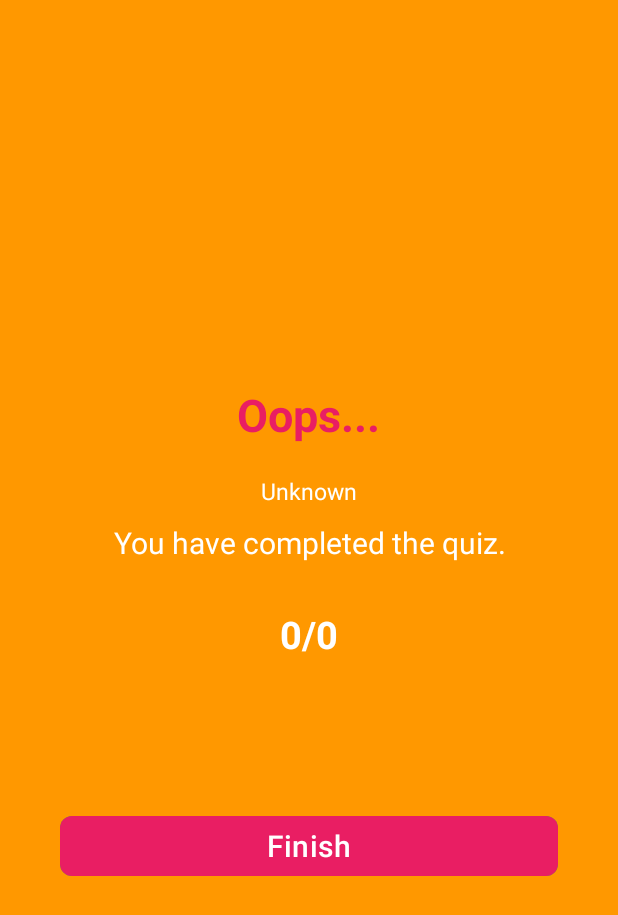
After one commit to ishara-madu/Interactive-Quiz-App, an Android app: the SummeryActivity screen opened directly, with no data from a screen before it, on a phone screen of 412 x 824 dp. The commit adds this screen. Shown: the top 915 px of the screen. Run offline under Robolectric (Android 15) with nearby library versions, the phone set to English and light mode, and no system bars.

Commit message:
modified SummeryActivity.kt

```diff
--- a/app/src/main/java/com/pixeleye/myapplication/MainActivity.kt
+++ b/app/src/main/java/com/pixeleye/myapplication/MainActivity.kt
@@ -2,6 +2,7 @@ package com.pixeleye.myapplication
 
 import android.content.Intent
 import android.os.Bundle
+import android.util.Log
 import android.view.View
 import android.widget.ArrayAdapter
 import android.widget.Button
@@ -24,6 +25,8 @@ class MainActivity : AppCompatActivity() {
                 Toast.makeText(this,"Please enter your name",Toast.LENGTH_SHORT).show()
             }else{
                 val intent = Intent(this,QuestionActivity::class.java)
+                intent.putExtra("name",name.text.toString())
+                finish()
                 startActivity(intent)
             }
         }
--- /dev/null
+++ b/app/src/main/java/com/pixeleye/myapplication/SummeryActivity.kt
@@ -0,0 +1,60 @@
+package com.pixeleye.myapplication
+
+import android.content.Intent
+import android.os.Bundle
+import android.widget.Button
+import android.widget.TextView
+import androidx.activity.enableEdgeToEdge
+import androidx.appcompat.app.AppCompatActivity
+import androidx.core.content.ContextCompat
+import androidx.core.view.ViewCompat
+import androidx.core.view.WindowInsetsCompat
+
+class SummeryActivity : AppCompatActivity() {
+
+    private lateinit var title:TextView
+    private lateinit var name:TextView
+    private lateinit var score:TextView
+    private lateinit var finish:Button
+    override fun onCreate(savedInstanceState: Bundle?) {
+        super.onCreate(savedInstanceState)
+        enableEdgeToEdge()
+        setContentView(R.layout.activity_summery)
+        ViewCompat.setOnApplyWindowInsetsListener(findViewById(R.id.main)) { v, insets ->
+            val systemBars = insets.getInsets(WindowInsetsCompat.Type.systemBars())
+            v.setPadding(systemBars.left, systemBars.top, systemBars.right, systemBars.bottom)
+            insets
+        }
+            title = findViewById(R.id.greeting)
+            name = findViewById(R.id.name)
+            score = findViewById(R.id.score)
+            finish = findViewById(R.id.finish)
+
+        val mark = intent.getIntExtra("score", 0)
+        val total = intent.getIntExtra("total", 0)
+        val user = intent.getStringExtra("name") ?: "Unknown"
+
+        if(mark > total/2){
+        title.text = "Congratulations"
+        name.text = user
+        score.text = "$mark/$total"
+        finish.setOnClickListener{
+            var intent = Intent(this,MainActivity::class.java)
+            startActivity(intent)
+            finish()
+        }
+        }
+        else{
+            title.text = "Oops..."
+            title.setTextColor(ContextCompat.getColor(this,R.color.red))
+            name.text = user
+            score.text = "$mark/$total"
+            finish.setBackgroundColor(ContextCompat.getColor(this,R.color.red))
+            finish.setOnClickListener {
+                var intent = Intent(this, MainActivity::class.java)
+                startActivity(intent)
+                finish()
+            }
+        }
+    }
+}
--- /dev/null
+++ b/app/src/main/res/layout/activity_summery.xml
@@ -0,0 +1,72 @@
+<?xml version="1.0" encoding="utf-8"?>
+<androidx.constraintlayout.widget.ConstraintLayout xmlns:android="http://schemas.android.com/apk/res/android"
+    xmlns:app="http://schemas.android.com/apk/res-auto"
+    xmlns:tools="http://schemas.android.com/tools"
+    android:id="@+id/main"
+    android:layout_width="match_parent"
+    android:layout_height="match_parent"
+    tools:context=".SummeryActivity">
+
+    <LinearLayout
+        android:layout_width="match_parent"
+        android:layout_height="match_parent"
+        android:gravity="center"
+        android:background="@color/orange"
+        android:orientation="vertical"
+        >
+        <TextView
+            android:layout_width="wrap_content"
+            android:layout_height="wrap_content"
+            android:id="@+id/greeting"
+            tools:text="Congratulations!"
+            android:textSize="30sp"
+            android:textColor="@color/white"
+            android:gravity="center"
+            android:textStyle="bold"
+            android:padding="20dp"
+            />
+        <TextView
+            android:layout_width="wrap_content"
+            android:layout_height="wrap_content"
+            android:id="@+id/name"
+            tools:text="ishara madushanka"
+            android:textSize="15sp"
+            android:textColor="@color/white"
+            android:gravity="center"
+            />
+        <TextView
+            android:layout_width="wrap_content"
+            android:layout_height="wrap_content"
+            android:text="You have completed the quiz."
+            android:textSize="20sp"
+            android:textColor="@color/white"
+            android:gravity="center"
+            android:padding="10dp"
+            android:textStyle="normal"
+            />
+        <TextView
+            android:layout_width="wrap_content"
+            android:layout_height="wrap_content"
+            android:id="@+id/score"
+            tools:text="10/10"
+            android:textSize="25sp"
+            android:textStyle="bold"
+            android:textColor="@color/white"
+            android:gravity="center"
+            android:padding="20dp"
+            />
+
+        <com.google.android.material.button.MaterialButton
+            android:layout_width="match_parent"
+            android:layout_height="wrap_content"
+            android:id="@+id/finish"
+            android:layout_marginHorizontal="40dp"
+            android:backgroundTint="@color/green"
+            app:cornerRadius="8dp"
+            android:text="Finish"
+            android:textSize="20sp"
+            android:layout_marginTop="80dp"
+            />
+    </LinearLayout>
+
+</androidx.constraintlayout.widget.ConstraintLayout>
```
Also changed, not shown: app/src/main/AndroidManifest.xml (+10 -8 lines), app/src/main/java/com/pixeleye/myapplication/Constant.kt (+12 -12 lines), app/src/main/java/com/pixeleye/myapplication/QuestionActivity.kt (+28 -8 lines).
